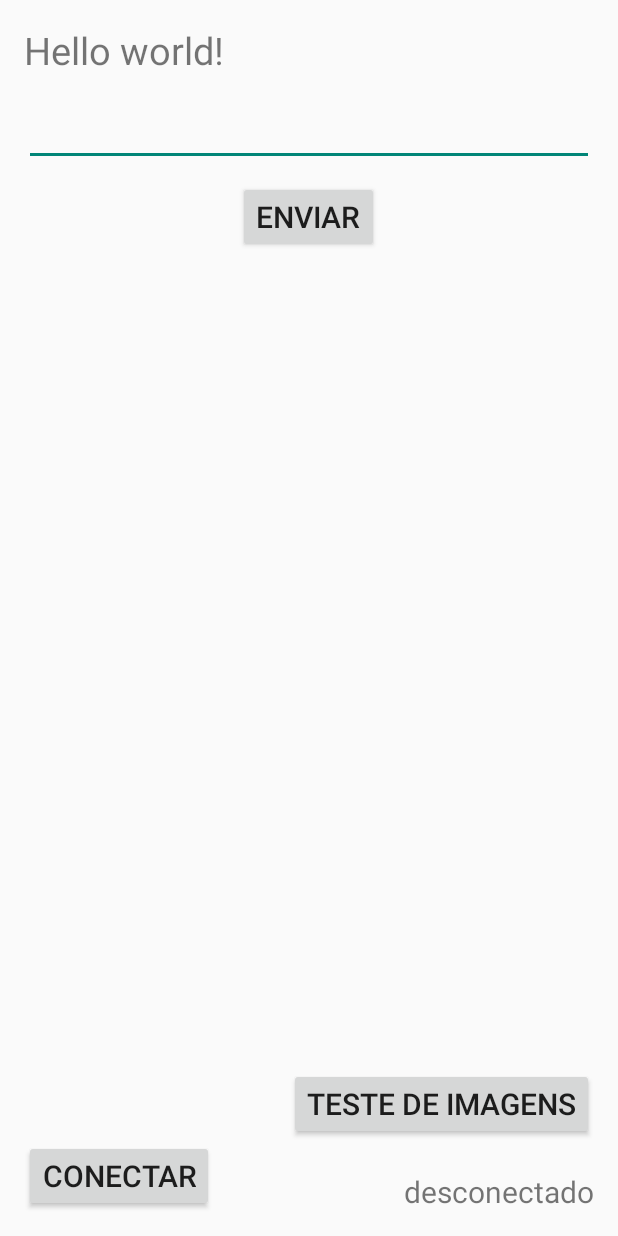
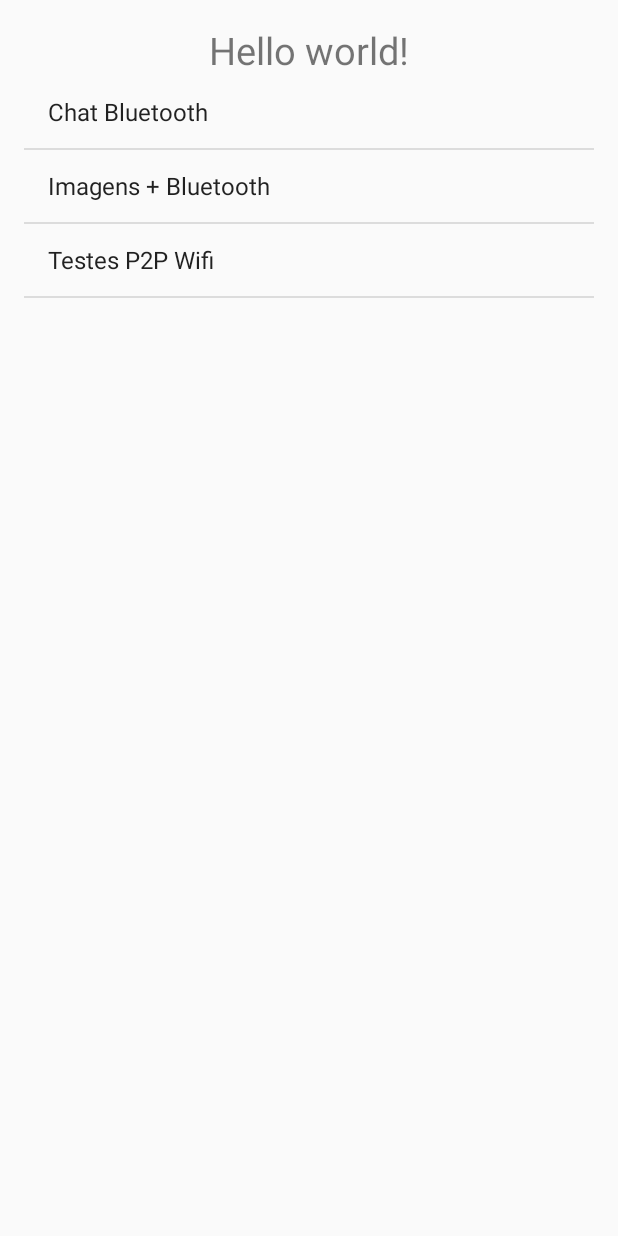
Before and after one commit to SamirSales/Android-Application-For-Tests-With-Bluetooth-And-Wifi, an Android app: the screen it shows after launch (MainActivity before the commit, MainListOfApplications after it), on a phone screen of 412 x 824 dp. Run offline under Robolectric (Android 15) with nearby library versions, the phone set to English and light mode, and no system bars.

Commit message:
activity com lista de testes

```diff
--- /dev/null
+++ b/app/src/main/java/com/example/samir/comunicacaodedispositivos/MainListOfApplications.java
@@ -0,0 +1,55 @@
+package com.example.samir.comunicacaodedispositivos;
+
+import android.app.Activity;
+import android.content.Intent;
+import android.os.Bundle;
+import android.view.View;
+import android.widget.AdapterView;
+import android.widget.ArrayAdapter;
+import android.widget.ListView;
+
+/**
+ * Created by samir on 19/02/15.
+ */
+public class MainListOfApplications extends Activity implements AdapterView.OnItemClickListener{
+
+    ListView listView;
+
+    @Override
+    public void onCreate(Bundle bundle){
+        super.onCreate(bundle);
+        setContentView(R.layout.main_list_of_applications);
+
+        String[] arrayTestes = new String[] {
+                "Chat Bluetooth",
+                "Imagens + Bluetooth",
+                "Testes P2P Wifi"};
+        ArrayAdapter<String> adapter = new ArrayAdapter<String>(this,
+                android.R.layout.simple_list_item_1, android.R.id.text1, arrayTestes);
+
+        listView = (ListView)findViewById(R.id.listView);
+        listView.setAdapter(adapter);
+        listView.setOnItemClickListener(this);
+    }
+
+    @Override
+    public void onItemClick(AdapterView<?> parent, View view, int position, long id) {
+
+        switch (position){
+            case 0:
+                //Chat Bluetooth
+                Intent intent0 = new Intent(this, BluetoothChat.class);
+                startActivity(intent0);
+                break;
+            case 1:
+                Intent intent1 = new Intent(this, TestImagens.class);
+                startActivity(intent1);
+                break;
+            case 2:
+                //Testes P2P Wifi
+                break;
+            default:
+                break;
+        }
+    }
+}
--- a/app/src/main/res/layout/activity_main.xml
+++ b/app/src/main/res/layout/activity_main.xml
@@ -39,16 +39,6 @@
         android:text="CONECTAR"
         android:onClick="conectarAction"/>
 
-    <Button
-        android:id="@+id/testImagens"
-        android:layout_width="wrap_content"
-        android:layout_height="wrap_content"
-        android:layout_above="@+id/conectar"
-        android:layout_alignParentRight="true"
-        android:text="teste de imagens"
-        android:textSize="20sp"
-        android:onClick="irParaTestesImagens"/>
-
     <TextView
         android:id="@+id/textConnected"
         android:layout_width="wrap_content"
@@ -66,7 +56,7 @@
         android:layout_height="match_parent"
         android:layout_alignParentRight="true"
         android:layout_alignParentEnd="true"
-        android:layout_above="@+id/testImagens"
+        android:layout_above="@+id/conectar"
         android:layout_alignParentLeft="true"
         android:layout_alignParentStart="true">
 
--- /dev/null
+++ b/app/src/main/res/layout/main_list_of_applications.xml
@@ -0,0 +1,24 @@
+<RelativeLayout xmlns:android="http://schemas.android.com/apk/res/android"
+    xmlns:tools="http://schemas.android.com/tools"
+    android:layout_width="match_parent"
+    android:layout_height="match_parent"
+    android:paddingLeft="@dimen/activity_horizontal_margin"
+    android:paddingRight="@dimen/activity_horizontal_margin"
+    android:paddingTop="@dimen/activity_vertical_margin"
+    android:paddingBottom="@dimen/activity_vertical_margin" >
+
+    <TextView
+        android:id="@+id/helloworld"
+        android:layout_width="wrap_content"
+        android:layout_height="wrap_content"
+        android:layout_centerHorizontal="true"
+        android:text="@string/hello_world"
+        android:textSize="25sp" />
+
+    <ListView
+        android:id="@+id/listView"
+        android:layout_width="match_parent"
+        android:layout_height="match_parent"
+        android:layout_below="@+id/helloworld"></ListView>
+
+</RelativeLayout>
```
Also changed, not shown: app/src/main/AndroidManifest.xml (+7 -2 lines), app/src/main/java/com/example/samir/comunicacaodedispositivos/BluetoothChat.java (renamed from app/src/main/java/com/example/samir/comunicacaodedispositivos/MainActivity.java, +2 -16 lines).
